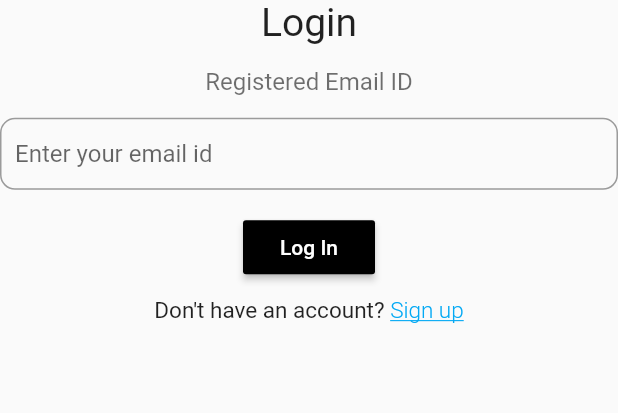
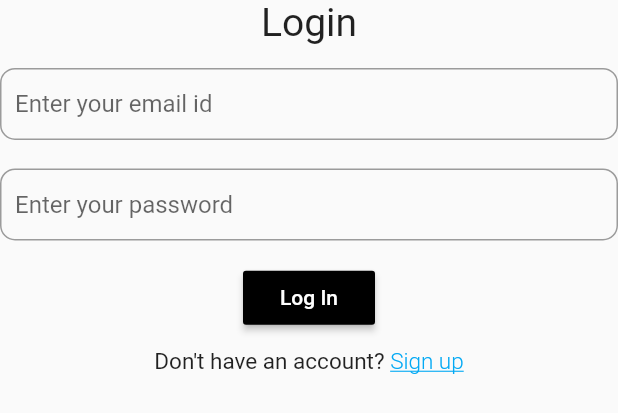
Before and after one commit to Crazzygamerr/ToDo, a Flutter app: the LoginScreen widget shown alone on an empty page, opened directly, on a phone screen of 412 x 824 dp. Shown: the top 413 px of the screen. Run offline on Flutter 3.47's test engine with Material 2 defaults, Android fonts, the phone set to English and light mode, and no system bars; our stand-ins replace cloud_firestore, firebase_auth, firebase_core, flutter_screenutil, google_fonts; accounts and stored records are empty.

Commit message:
Basic login

```diff
--- a/lib/Widgets/CreateAcc.dart
+++ b/lib/Widgets/CreateAcc.dart
@@ -73,8 +73,7 @@ class _CreateAccState extends State<CreateAcc> {
                   ),
                 ),
                 Container(
-                  padding:
-                      EdgeInsets.fromLTRB(0, ScreenUtil().setHeight(10), 0, 0),
+                  padding: EdgeInsets.fromLTRB(0, ScreenUtil().setHeight(10), 0, 0),
                   alignment: Alignment.bottomCenter,
                   child: RaisedButton(
                     color: Colors.black,
--- a/lib/Widgets/LoginScreen.dart
+++ b/lib/Widgets/LoginScreen.dart
@@ -1,3 +1,6 @@
+import 'package:ToDo/Auth.dart';
+import 'package:cloud_firestore/cloud_firestore.dart';
+import 'package:firebase_auth/firebase_auth.dart';
 import 'package:flutter/material.dart';
 import 'package:flutter_screenutil/flutter_screenutil.dart';
 
@@ -7,37 +10,27 @@ class LoginScreen extends StatefulWidget {
 }
 
 class _LoginScreenState extends State<LoginScreen> {
+  TextEditingController emailCon = new TextEditingController(text: "");
+  TextEditingController passCon = new TextEditingController(text: "");
+  final _formKey1 = GlobalKey<FormState>();
+  final _formKey2 = GlobalKey<FormState>();
+  FocusNode node1 = new FocusNode();
+  FocusNode node2 = new FocusNode();
+
+  FirebaseAuth auth = FirebaseAuth.instance;
 
   @override
   Widget build(BuildContext context) {
-
     ScreenUtil.init(context,
         width: 411.4, height: 866.3, allowFontScaling: true);
 
     return Container(
       child: Column(
         children: [
-
           Text(
             "Login",
             style: TextStyle(fontSize: ScreenUtil().setSp(26)),
             textAlign: TextAlign.start,
-                ),
-
-                Padding(
-                  padding: EdgeInsets.fromLTRB(
-                      ScreenUtil().setWidth(0),
-                      ScreenUtil().setHeight(15),
-                      ScreenUtil().setWidth(0),
-                      ScreenUtil().setHeight(0)),
-                  child: Opacity(
-                    opacity: 0.65,
-                    child: Text(
-                      "Registered Email ID",
-                      style: TextStyle(fontSize: ScreenUtil().setSp(16)),
-                      textAlign: TextAlign.start,
-                    ),
-                  ),
           ),
           Padding(
             padding: EdgeInsets.fromLTRB(
@@ -46,17 +39,26 @@ class _LoginScreenState extends State<LoginScreen> {
                 ScreenUtil().setWidth(0),
                 ScreenUtil().setHeight(5)),
             child: Form(
+              key: _formKey1,
               child: TextFormField(
-                      //controller: textCon,
+                controller: emailCon,
+                focusNode: node1,
                 keyboardType: TextInputType.emailAddress,
                 textAlign: TextAlign.start,
-                      onChanged: (String s) {
-
-                      },
                 onEditingComplete: () {
+                  FirebaseFirestore.instance
+                      .collection("Users")
+                      .doc(emailCon.text)
+                      .get()
+                      .then((value) {
+                    if (value.exists)
+                      node2.requestFocus();
+                    else
+                      _formKey1.currentState.validate();
+                  });
                 },
                 validator: (value) {
-
+                  return "Email id not found!";
                 },
                 decoration: InputDecoration(
                   border: OutlineInputBorder(
@@ -72,9 +74,49 @@ class _LoginScreenState extends State<LoginScreen> {
               ),
             ),
           ),
+          Padding(
+            padding: EdgeInsets.fromLTRB(
+                ScreenUtil().setWidth(0),
+                ScreenUtil().setHeight(15),
+                ScreenUtil().setWidth(0),
+                ScreenUtil().setHeight(5)),
+            child: Form(
+              key: _formKey2,
+              child: TextFormField(
+                controller: passCon,
+                focusNode: node2,
+                keyboardType: TextInputType.emailAddress,
+                textAlign: TextAlign.start,
+                onEditingComplete: () {
+                  _formKey2.currentState.validate();
+                },
+                validator: (value) {
+                  auth
+                      .signInWithEmailAndPassword(
+                          email: emailCon.text, password: passCon.text)
+                      .then((value) {
+                    return "Signed in";
+                  }).catchError(() {
+                    return "Could not sign in";
+                  });
+                  return "Could not sign in";
+                },
+                decoration: InputDecoration(
+                  border: OutlineInputBorder(
+                    borderRadius: BorderRadius.circular(10),
+                  ),
+                  contentPadding: EdgeInsets.fromLTRB(
+                      ScreenUtil().setWidth(10),
+                      ScreenUtil().setHeight(10),
+                      ScreenUtil().setWidth(10),
+                      ScreenUtil().setHeight(10)),
+                  hintText: "Enter your password",
+                ),
+              ),
+            ),
+          ),
           Container(
-                  padding:
-                      EdgeInsets.fromLTRB(0, ScreenUtil().setHeight(10), 0, 0),
+            padding: EdgeInsets.fromLTRB(0, ScreenUtil().setHeight(10), 0, 0),
             alignment: Alignment.bottomCenter,
             child: RaisedButton(
               color: Colors.black,
@@ -88,8 +130,8 @@ class _LoginScreenState extends State<LoginScreen> {
             ),
           ),
           Container(
-                  padding: EdgeInsets.fromLTRB(0, ScreenUtil().setHeight(10), 0,
-                      ScreenUtil().setHeight(10)),
+            padding: EdgeInsets.fromLTRB(
+                0, ScreenUtil().setHeight(10), 0, ScreenUtil().setHeight(10)),
             child: Row(
               mainAxisAlignment: MainAxisAlignment.center,
               children: <Widget>[
--- a/lib/main.dart
+++ b/lib/main.dart
@@ -44,6 +44,7 @@ class _LoadingState extends State<Loading> {
 
     return Scaffold(
       backgroundColor: Colors.white,
+      resizeToAvoidBottomInset: false,
       body: Column(
         mainAxisAlignment: MainAxisAlignment.center,
         crossAxisAlignment: CrossAxisAlignment.center,
```
Lines whose indentation alone changed are shown as unchanged.
